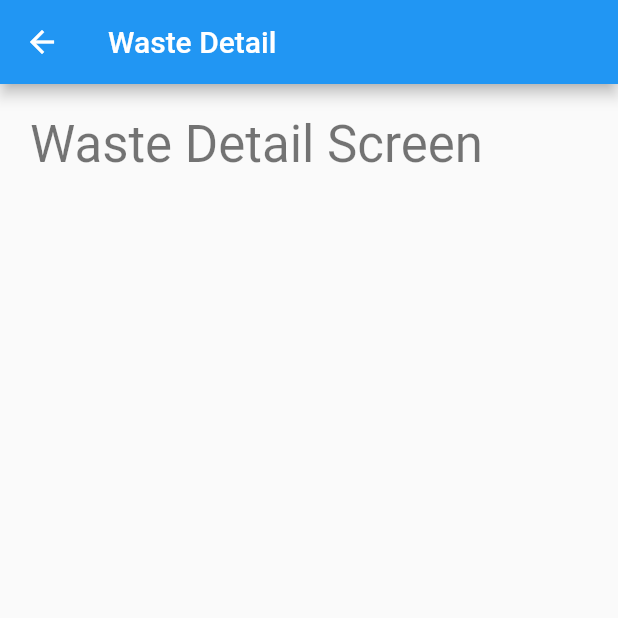
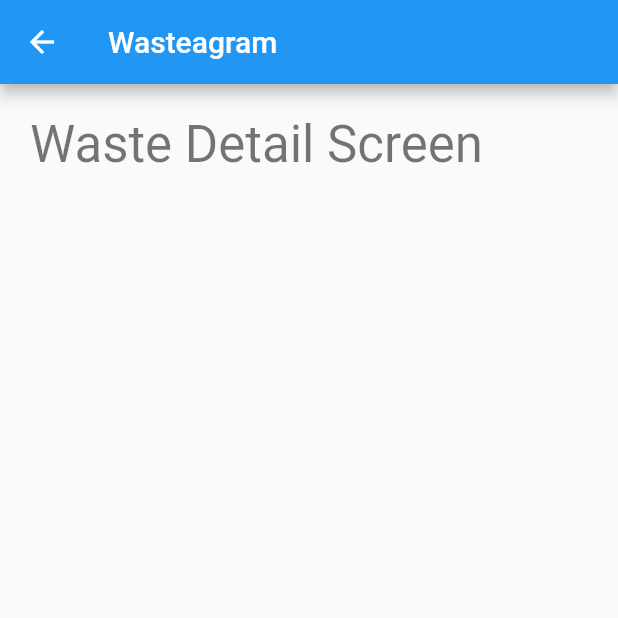
Before and after one commit to pendulumswing/cs492-project-5-wasteagram, a Flutter app: the WasteDetailScreen screen opened by its route, on a phone screen of 412 x 824 dp, the top half of it. Run offline on Flutter 3.47's test engine with Material 2 defaults, Android fonts, the phone set to English and light mode, and no system bars; our stand-ins replace cloud_firestore, firebase_core, firebase_storage, image_picker, location, shared_preferences; accounts and stored records are empty.

Commit message:
Update waste_detail_screen.dart

```diff
--- a/wasteagram/lib/screens/waste_detail_screen.dart
+++ b/wasteagram/lib/screens/waste_detail_screen.dart
@@ -1,27 +1,21 @@
-// TODO:
 import 'package:flutter/material.dart';
 
-class WasteDetailScreen extends StatefulWidget {
+class WasteDetailScreen extends StatelessWidget {
   static const route = '/waste_detail';
   final String title = 'Waste Detail';
   const WasteDetailScreen({Key? key}) : super(key: key);
 
   @override
-  State<WasteDetailScreen> createState() => _WasteDetailScreenState();
-}
-
-class _WasteDetailScreenState extends State<WasteDetailScreen> {
-  @override
-  @override
   Widget build(BuildContext context) {
     return Scaffold(
       appBar: AppBar(
-        title: Text(widget.title),
+        title: const Text('Wasteagram'),
       ),
       body: Container(
         padding: const EdgeInsets.all(20),
-        child: Text('${widget.title} Screen',
-            style: Theme.of(context).textTheme.headline4),
+        child: Column(children: [
+          Text('$title Screen', style: Theme.of(context).textTheme.headline4),
+        ]),
       ),
     );
   }
```
